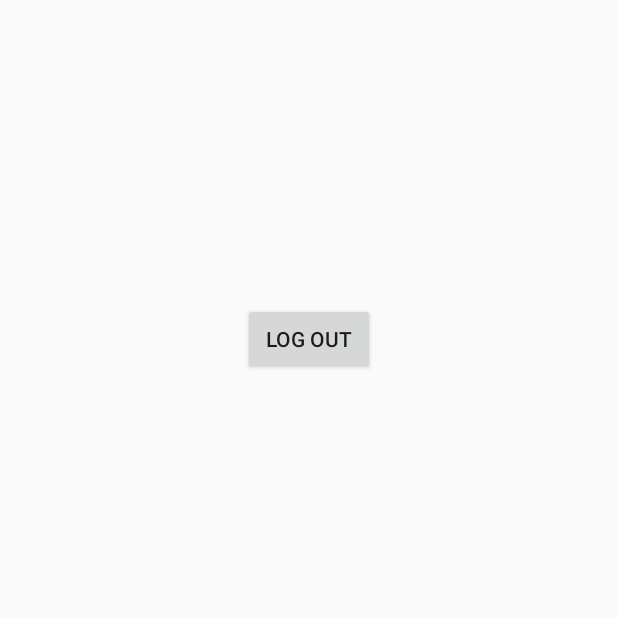
After one commit to Nagan11/journal, an Android app: the MainMenu screen opened directly, with no data from a screen before it, on a phone screen of 412 x 824 dp, the top half of it. The commit adds this screen. Run offline under Robolectric (Android 15) with nearby library versions, the phone set to English and light mode, and no system bars; network calls fail.

Commit message:
> Added menu activity > Added bugged login

```diff
--- a/app/src/main/java/com/example/journal/LogInManager.java
+++ b/app/src/main/java/com/example/journal/LogInManager.java
@@ -128,6 +128,7 @@ public class LogInManager {
         if (responseCode == 200) {
             return false;
         }
+        System.out.println(responseCode);
 
         // get sessionid and new csrftoken
         CookieStore cookieJar = cookieManager.getCookieStore();
--- /dev/null
+++ b/app/src/main/java/com/example/journal/MainMenu.java
@@ -0,0 +1,67 @@
+package com.example.journal;
+
+import androidx.appcompat.app.AppCompatActivity;
+
+import android.content.Intent;
+import android.os.Bundle;
+import android.view.View;
+import android.widget.TextView;
+
+import java.io.File;
+import java.io.FileReader;
+import java.io.FileWriter;
+
+public class MainMenu extends AppCompatActivity {
+    private String ROOT_DIRECTORY;
+
+    @Override
+    protected void onCreate(Bundle savedInstanceState) {
+        super.onCreate(savedInstanceState);
+        setContentView(R.layout.activity_main_menu);
+        ROOT_DIRECTORY = String.valueOf(getFilesDir());
+
+        setUserName();
+    }
+
+    private void setUserName() {
+        String buffer = new String("");
+        try {
+            FileReader fin = new FileReader(ROOT_DIRECTORY + "/UserData/username.txt");
+
+            int c;
+            while ((c = fin.read()) != -1) {
+                buffer += (char)c;
+            }
+        } catch (Exception e) {
+            System.out.println(e);
+        }
+        TextView userNameTextView = (TextView)findViewById(R.id.UserNameTextView);
+        userNameTextView.setText(buffer);
+    }
+
+    public void logOutButtonOnClick(View view) {
+        cleanUserData();
+        Intent logInActivity = new Intent(this, NewUserLoginPage.class);
+        startActivity(logInActivity);
+    }
+
+    private void cleanUserData() {
+        File userDataFolder = new File(ROOT_DIRECTORY + "/UserData");
+        File statusText = new File(ROOT_DIRECTORY + "/UserData/status.txt");
+        for (File f : userDataFolder.listFiles()) {
+            f.delete();
+        }
+
+        try {
+            FileWriter fout = new FileWriter(statusText.getPath());
+            fout.write("NO");
+            fout.flush();
+            fout.close();
+        } catch (Exception e) {
+            System.out.println(e);
+        }
+    }
+
+    @Override
+    public void onBackPressed() {}
+}
--- a/app/src/main/java/com/example/journal/StartPage.java
+++ b/app/src/main/java/com/example/journal/StartPage.java
@@ -23,6 +23,9 @@ public class StartPage extends AppCompatActivity {
     Intent nextActivity;
 
     @Override
+    public void onBackPressed() {}
+
+    @Override
     protected void onCreate(Bundle savedInstanceState) {
         super.onCreate(savedInstanceState);
         setContentView(R.layout.activity_start_page);
@@ -31,7 +34,7 @@ public class StartPage extends AppCompatActivity {
         checkAndFix();
         if (checkStatus()) {
             Toast.makeText(this, "sessionid saved", Toast.LENGTH_SHORT).show();
-            nextActivity = new Intent(this, NewUserLoginPage.class);
+            nextActivity = new Intent(this, MainMenu.class);
             Timer switchTimer = new Timer();
             SwitchTimerTask timerTask = new SwitchTimerTask();
             switchTimer.schedule(timerTask, 1000);
--- /dev/null
+++ b/app/src/main/res/layout/activity_main_menu.xml
@@ -0,0 +1,33 @@
+<?xml version="1.0" encoding="utf-8"?>
+<androidx.constraintlayout.widget.ConstraintLayout xmlns:android="http://schemas.android.com/apk/res/android"
+    xmlns:app="http://schemas.android.com/apk/res-auto"
+    xmlns:tools="http://schemas.android.com/tools"
+    android:layout_width="match_parent"
+    android:layout_height="match_parent"
+    tools:context=".MainMenu">
+
+    <TextView
+        android:id="@+id/UserNameTextView"
+        android:layout_width="wrap_content"
+        android:layout_height="wrap_content"
+        android:text="@string/default_user_name"
+        android:textColor="@color/DarkBlue"
+        android:textSize="30sp"
+        app:layout_constraintBottom_toBottomOf="parent"
+        app:layout_constraintEnd_toEndOf="parent"
+        app:layout_constraintStart_toStartOf="parent"
+        app:layout_constraintTop_toTopOf="parent"
+        app:layout_constraintVertical_bias="0.13" />
+
+    <Button
+        android:id="@+id/button"
+        android:layout_width="wrap_content"
+        android:layout_height="wrap_content"
+        android:text="log out"
+        android:onClick="logOutButtonOnClick"
+        app:layout_constraintBottom_toBottomOf="parent"
+        app:layout_constraintEnd_toEndOf="parent"
+        app:layout_constraintStart_toStartOf="parent"
+        app:layout_constraintTop_toTopOf="parent"
+        app:layout_constraintVertical_bias="0.26" />
+</androidx.constraintlayout.widget.ConstraintLayout>
--- a/app/src/main/res/layout/activity_start_page.xml
+++ b/app/src/main/res/layout/activity_start_page.xml
@@ -14,7 +14,7 @@
         android:contentDescription="@string/logo_image_description"
         app:layout_anchor="@+id/MainLayout"
         app:layout_anchorGravity="center"
-        app:srcCompat="@drawable/journal_icon_blue" />
+        app:srcCompat="@drawable/journal_icon_blue_centered" />
 
     <LinearLayout
         android:id="@+id/MainLayout"
--- a/app/src/main/res/values/strings.xml
+++ b/app/src/main/res/values/strings.xml
@@ -10,4 +10,5 @@
     <string name="remember_checkbox_text">Remember Me</string>
 
     <string name="logo_image_description">Logo</string>
+    <string name="default_user_name">user_name</string>
 </resources>
```
Also changed, not shown: app/src/main/AndroidManifest.xml (+5 -2 lines), app/src/main/java/com/example/journal/NewUserLoginPage.java (+50 -5 lines), app/src/main/res/drawable/journal_icon_blue_centered.png (added), app/src/main/res/layout/activity_new_user_login.xml (renamed from app/src/main/res/layout/new_user_login.xml).
